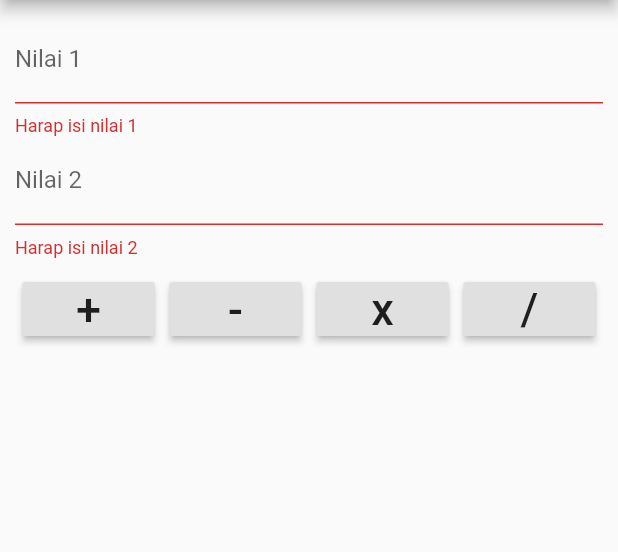
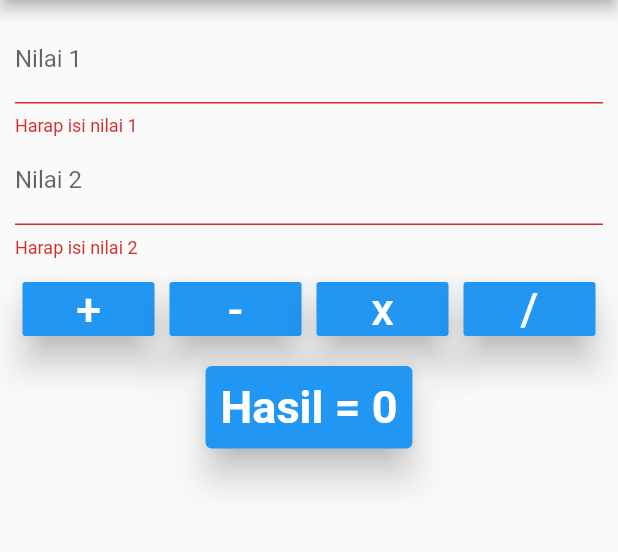
Before and after one commit to maulanakevinp/flutter_calculator, a Flutter app: the screen it shows after launch, after a tap on an icon or button, on a phone screen of 412 x 824 dp, the part 84-636 px from its top. Run offline on Flutter 3.47's test engine with Material 2 defaults, Android fonts, the phone set to English and light mode, and no system bars.

Commit message:
add validation.dart

```diff
--- a/lib/src/home.dart
+++ b/lib/src/home.dart
@@ -1,14 +1,15 @@
 import 'package:flutter/material.dart';
 import 'package:flutter/services.dart';
+import './mixins/validation.dart';
 
 class Home extends StatefulWidget {
   @override
   _HomeState createState() => _HomeState();
 }
 
-class _HomeState extends State<Home> {
+class _HomeState extends State<Home> with Validation{
   double nilai1,nilai2,hasil;
-  String jumlah = '';
+  String jumlah = 'Hasil = 0';
   final formKey = GlobalKey<FormState>();
   @override
   Widget build(BuildContext context) {
@@ -39,7 +40,14 @@ class _HomeState extends State<Home> {
                 ],
               ),
               Padding(padding: EdgeInsets.only(top: 10)),
-              Text(jumlah, style: TextStyle(fontSize: 30.0,fontWeight: FontWeight.bold),)
+              Card(
+                elevation: 10.0,
+                color: Colors.blue,
+                child: Container(
+                  margin: EdgeInsets.all(10.0),
+                  child: Text(jumlah, style: TextStyle(fontSize: 30.0, color: Colors.white, fontWeight: FontWeight.bold),),
+                )
+              )
             ],
           ),
         ),
@@ -54,12 +62,7 @@ class _HomeState extends State<Home> {
       decoration: InputDecoration(
         labelText: 'Nilai 1'
       ),
-      validator: (value) {
-        if (value.isEmpty) {
-          return 'Harap isi nilai 1';
-        }
-        return null;
-      },
+      validator: validateNilai1,
       onSaved: (value){
         nilai1 = double.parse(value);
       },
@@ -73,12 +76,7 @@ class _HomeState extends State<Home> {
       decoration: InputDecoration(
         labelText: 'Nilai 2'
       ),
-      validator: (value) {
-        if (value.isEmpty) {
-          return 'Harap isi nilai 2';
-        }
-        return null;
-      },
+      validator: validateNilai2,
       onSaved: (value){
         nilai2 = double.parse(value);
       },
@@ -87,7 +85,9 @@ class _HomeState extends State<Home> {
 
   Widget btnTambah() {
     return RaisedButton(
-      child: Text('+',style: TextStyle(fontSize: 30.0),),
+      color: Colors.blue,
+      elevation: 10.0,
+      child: Text('+',style: TextStyle(fontSize: 30.0, color: Colors.white),),
       onPressed: () {
         if (formKey.currentState.validate()) {
           formKey.currentState.save();
@@ -102,7 +102,9 @@ class _HomeState extends State<Home> {
 
   Widget btnKurang() {
     return RaisedButton(
-      child: Text('-',style: TextStyle(fontSize: 30.0),),
+      color: Colors.blue,
+      elevation: 10.0,
+      child: Text('-',style: TextStyle(fontSize: 30.0, color: Colors.white),),
       onPressed: () {
         if (formKey.currentState.validate()) {
           formKey.currentState.save();
@@ -117,7 +119,9 @@ class _HomeState extends State<Home> {
 
   Widget btnKali() {
     return RaisedButton(
-      child: Text('x',style: TextStyle(fontSize: 30.0),),
+      color: Colors.blue,
+      elevation: 10.0,
+      child: Text('x',style: TextStyle(fontSize: 30.0, color: Colors.white),),
       onPressed: () {
         if (formKey.currentState.validate()) {
           formKey.currentState.save();
@@ -132,7 +136,9 @@ class _HomeState extends State<Home> {
 
   Widget btnBagi() {
     return RaisedButton(
-      child: Text('/',style: TextStyle(fontSize: 30.0),),
+      color: Colors.blue,
+      elevation: 10.0,
+      child: Text('/',style: TextStyle(fontSize: 30.0, color: Colors.white),),
       onPressed: () {
         if (formKey.currentState.validate()) {
           formKey.currentState.save();
--- /dev/null
+++ b/lib/src/mixins/validation.dart
@@ -0,0 +1,15 @@
+class Validation {
+  String validateNilai1(String value){
+    if (value.isEmpty) {
+      return 'Harap isi nilai 1';
+    }
+    return null;
+  }
+
+  String validateNilai2(String value){
+    if (value.isEmpty) {
+      return 'Harap isi nilai 2';
+    }
+    return null;
+  }
+}
```
